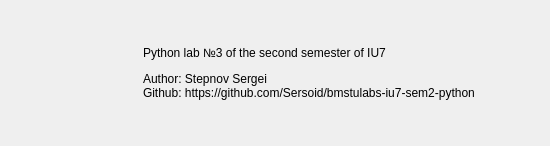
This is 3 - Message inside .bmp file/lab/ui/about.ui in Sersoid/bmstulabs-iu7-sem2-python as Qt 5 draws it before an edit. The edited form follows.
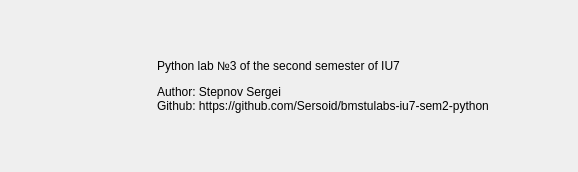
This is the edited form. Icons and pictures are not drawn.

```diff
--- a/3 - Message inside .bmp file/lab/ui/about.ui
+++ b/3 - Message inside .bmp file/lab/ui/about.ui
@@ -6,20 +6,20 @@
    <rect>
     <x>0</x>
     <y>0</y>
-    <width>550</width>
-    <height>146</height>
+    <width>578</width>
+    <height>172</height>
    </rect>
   </property>
   <property name="minimumSize">
    <size>
-    <width>550</width>
-    <height>146</height>
+    <width>578</width>
+    <height>172</height>
    </size>
   </property>
   <property name="maximumSize">
    <size>
-    <width>550</width>
-    <height>146</height>
+    <width>578</width>
+    <height>172</height>
    </size>
   </property>
   <property name="windowTitle">
@@ -31,7 +31,7 @@
   </property>
   <widget class="QWidget" name="mainWidget">
    <layout class="QGridLayout" name="gridLayout">
-    <item row="0" column="0">
+    <item row="1" column="1">
      <widget class="QLabel" name="labelLogo">
       <property name="minimumSize">
        <size>
@@ -53,8 +53,20 @@
       </property>
      </widget>
     </item>
-    <item row="0" column="1">
+    <item row="1" column="2">
      <widget class="QLabel" name="labelAbout">
+      <property name="minimumSize">
+       <size>
+        <width>400</width>
+        <height>128</height>
+       </size>
+      </property>
+      <property name="maximumSize">
+       <size>
+        <width>400</width>
+        <height>128</height>
+       </size>
+      </property>
       <property name="text">
        <string>&lt;html&gt;
     &lt;head&gt;
@@ -75,6 +87,70 @@
       </property>
      </widget>
     </item>
+    <item row="1" column="0">
+     <spacer name="horizontalSpacer">
+      <property name="orientation">
+       <enum>Qt::Horizontal</enum>
+      </property>
+      <property name="sizeType">
+       <enum>QSizePolicy::Fixed</enum>
+      </property>
+      <property name="sizeHint" stdset="0">
+       <size>
+        <width>10</width>
+        <height>0</height>
+       </size>
+      </property>
+     </spacer>
+    </item>
+    <item row="2" column="1" colspan="2">
+     <spacer name="verticalSpacer">
+      <property name="orientation">
+       <enum>Qt::Vertical</enum>
+      </property>
+      <property name="sizeType">
+       <enum>QSizePolicy::Fixed</enum>
+      </property>
+      <property name="sizeHint" stdset="0">
+       <size>
+        <width>0</width>
+        <height>10</height>
+       </size>
+      </property>
+     </spacer>
+    </item>
+    <item row="0" column="1" colspan="2">
+     <spacer name="verticalSpacer_2">
+      <property name="orientation">
+       <enum>Qt::Vertical</enum>
+      </property>
+      <property name="sizeType">
+       <enum>QSizePolicy::Fixed</enum>
+      </property>
+      <property name="sizeHint" stdset="0">
+       <size>
+        <width>0</width>
+        <height>10</height>
+       </size>
+      </property>
+     </spacer>
+    </item>
+    <item row="1" column="3">
+     <spacer name="horizontalSpacer_2">
+      <property name="orientation">
+       <enum>Qt::Horizontal</enum>
+      </property>
+      <property name="sizeType">
+       <enum>QSizePolicy::Fixed</enum>
+      </property>
+      <property name="sizeHint" stdset="0">
+       <size>
+        <width>10</width>
+        <height>0</height>
+       </size>
+      </property>
+     </spacer>
+    </item>
    </layout>
   </widget>
  </widget>
```
Left out of the diff: 1 changed line with no effect on the pictures.
